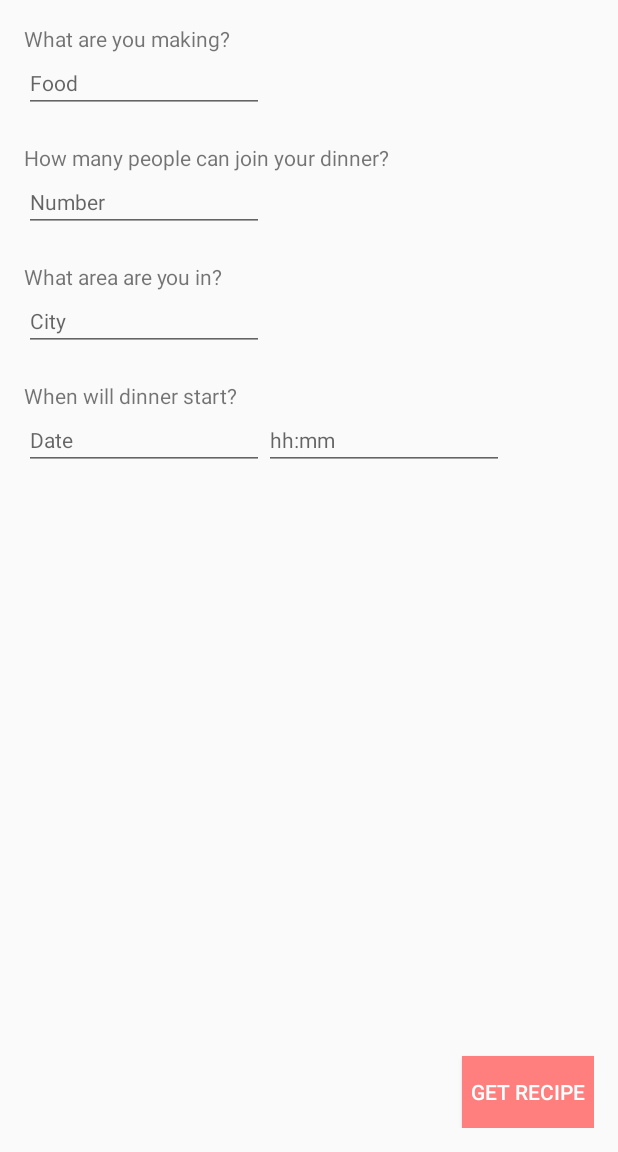
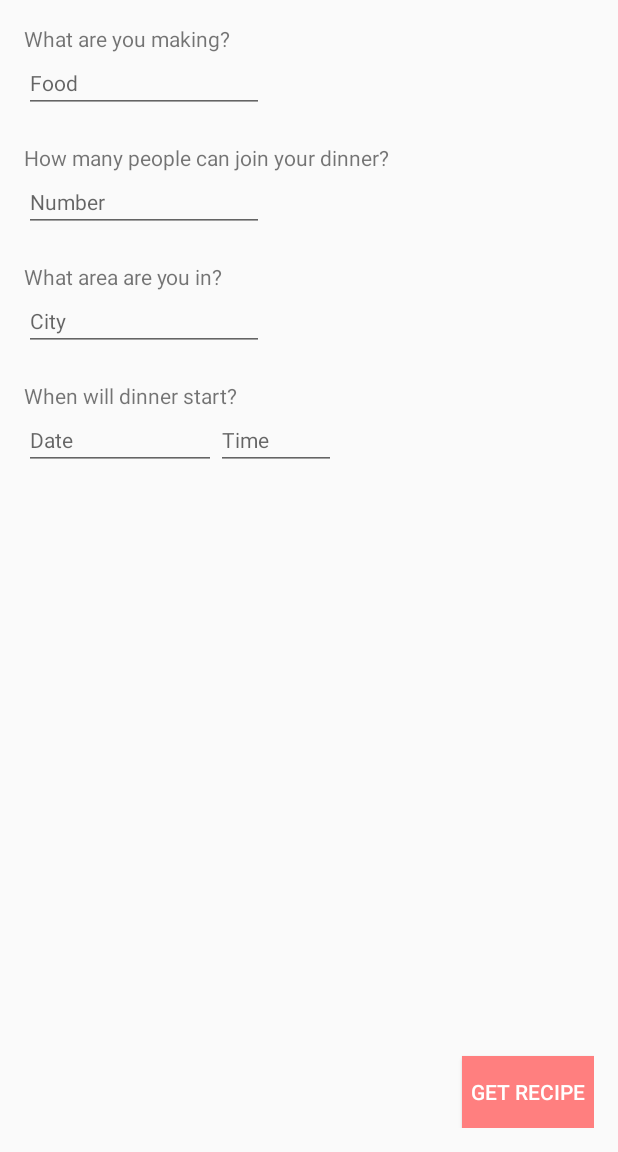
Before and after one commit to tirzaelise/Meet-Eat, an Android app: the screen it shows after launch (MainActivity), after a tap on "COOKING", on a phone screen of 412 x 824 dp, the part 84-1236 px from its top. Run offline under Robolectric (Android 15) with nearby library versions, the phone set to English and light mode, and no system bars; our stand-ins replace Firebase (no records; nobody signed in at launch, a user with empty details on screens opened directly).

Commit message:
also created a timepicker popup

```diff
--- a/Meet-Eat/app/src/main/res/layout/fragment_cook.xml
+++ b/Meet-Eat/app/src/main/res/layout/fragment_cook.xml
@@ -90,7 +90,7 @@
         android:inputType="date"
         android:textSize="14sp"
         android:hint="@string/date"
-        android:ems="10"
+        android:ems="8"
         android:focusable="false"
         android:id="@+id/giveDate" />
 
@@ -101,8 +101,9 @@
         android:layout_toEndOf="@id/giveDate"
         android:inputType="time"
         android:textSize="14sp"
-        android:hint="@string/timeHint"
-        android:ems="10"
+        android:hint="@string/time"
+        android:ems="5"
+        android:focusable="false"
         android:id="@+id/giveTime" />
 
     <Button
--- a/Meet-Eat/app/src/main/res/values/strings.xml
+++ b/Meet-Eat/app/src/main/res/values/strings.xml
@@ -58,4 +58,5 @@
     <string name="newDate">What\'s the new date for your dinner?</string>
     <string name="newTitle">What\'s the new title for your dinner?</string>
     <string name="save">Save</string>
+    <string name="time">Time</string>
 </resources>
```
Also changed, not shown: Meet-Eat/app/src/main/java/nl/mprog/meeteat/CookFragment.java (+71 -46 lines).
